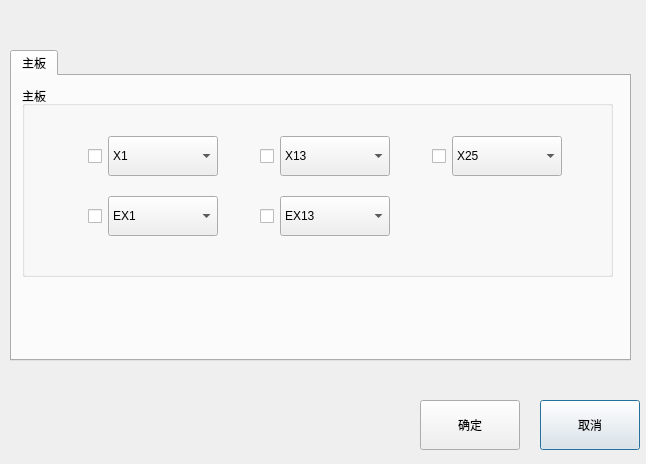
This is dialogs/ioportdialog.ui in Jade-yun/MachineTool as Qt 5 draws it before an edit. The edited form follows.
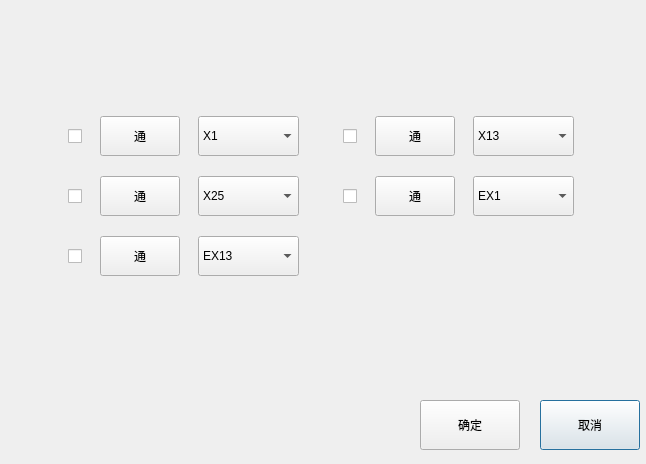
This is the edited form. The open tabs and pages were chosen to show the change. Custom widgets are drawn as their Qt base class.

```diff
--- a/dialogs/ioportdialog.ui
+++ b/dialogs/ioportdialog.ui
@@ -19,7 +19,7 @@
      <x>0</x>
      <y>50</y>
      <width>641</width>
-     <height>351</height>
+     <height>341</height>
     </rect>
    </property>
    <property name="currentIndex">
@@ -59,7 +59,7 @@
          <rect>
           <x>30</x>
           <y>50</y>
-          <width>512</width>
+          <width>542</width>
           <height>102</height>
          </rect>
         </property>
@@ -71,7 +71,7 @@
           <widget class="QComboBox" name="coboxMainBoardIn0">
            <property name="minimumSize">
             <size>
-             <width>110</width>
+             <width>120</width>
              <height>40</height>
             </size>
            </property>
@@ -222,7 +222,7 @@
           <widget class="QComboBox" name="coboxMainBoardIn1">
            <property name="minimumSize">
             <size>
-             <width>110</width>
+             <width>120</width>
              <height>40</height>
             </size>
            </property>
@@ -298,7 +298,7 @@
           <widget class="QComboBox" name="coboxMainBoardInExtend1">
            <property name="minimumSize">
             <size>
-             <width>110</width>
+             <width>120</width>
              <height>40</height>
             </size>
            </property>
@@ -424,7 +424,7 @@
           <widget class="QComboBox" name="coboxMainBoardIn2">
            <property name="minimumSize">
             <size>
-             <width>110</width>
+             <width>120</width>
              <height>40</height>
             </size>
            </property>
@@ -500,7 +500,7 @@
           <widget class="QComboBox" name="coboxMainBoardInExtend0">
            <property name="minimumSize">
             <size>
-             <width>110</width>
+             <width>120</width>
              <height>40</height>
             </size>
            </property>
@@ -1092,6 +1092,729 @@
      </widget>
     </widget>
    </widget>
+   <widget class="QWidget" name="pageAxisSearch">
+    <widget class="QWidget" name="layoutWidget_3">
+     <property name="geometry">
+      <rect>
+       <x>30</x>
+       <y>60</y>
+       <width>561</width>
+       <height>172</height>
+      </rect>
+     </property>
+     <layout class="QGridLayout" name="gridLayout_3">
+      <property name="topMargin">
+       <number>6</number>
+      </property>
+      <property name="bottomMargin">
+       <number>6</number>
+      </property>
+      <property name="verticalSpacing">
+       <number>20</number>
+      </property>
+      <item row="0" column="4">
+       <widget class="StateButton" name="AxisSearchIn1button">
+        <property name="minimumSize">
+         <size>
+          <width>0</width>
+          <height>40</height>
+         </size>
+        </property>
+        <property name="maximumSize">
+         <size>
+          <width>80</width>
+          <height>40</height>
+         </size>
+        </property>
+        <property name="font">
+         <font>
+          <family>SimSun</family>
+         </font>
+        </property>
+        <property name="layoutDirection">
+         <enum>Qt::LeftToRight</enum>
+        </property>
+        <property name="styleSheet">
+         <string notr="true"/>
+        </property>
+        <property name="text">
+         <string>通</string>
+        </property>
+        <property name="autoRepeatDelay">
+         <number>300</number>
+        </property>
+        <property name="autoDefault">
+         <bool>false</bool>
+        </property>
+        <property name="flat">
+         <bool>false</bool>
+        </property>
+       </widget>
+      </item>
+      <item row="1" column="0">
+       <widget class="QCheckBox" name="chboxAxisSearchIn2">
+        <property name="minimumSize">
+         <size>
+          <width>40</width>
+          <height>40</height>
+         </size>
+        </property>
+        <property name="maximumSize">
+         <size>
+          <width>40</width>
+          <height>40</height>
+         </size>
+        </property>
+        <property name="layoutDirection">
+         <enum>Qt::RightToLeft</enum>
+        </property>
+        <property name="text">
+         <string/>
+        </property>
+        <property name="autoExclusive">
+         <bool>true</bool>
+        </property>
+       </widget>
+      </item>
+      <item row="0" column="5">
+       <widget class="QComboBox" name="coboxAxisSearchIn1">
+        <property name="minimumSize">
+         <size>
+          <width>100</width>
+          <height>40</height>
+         </size>
+        </property>
+        <property name="maximumSize">
+         <size>
+          <width>101</width>
+          <height>40</height>
+         </size>
+        </property>
+        <item>
+         <property name="text">
+          <string>X13</string>
+         </property>
+        </item>
+        <item>
+         <property name="text">
+          <string>X14</string>
+         </property>
+        </item>
+        <item>
+         <property name="text">
+          <string>X15</string>
+         </property>
+        </item>
+        <item>
+         <property name="text">
+          <string>X16</string>
+         </property>
+        </item>
+        <item>
+         <property name="text">
+          <string>X17</string>
+         </property>
+        </item>
+        <item>
+         <property name="text">
+          <string>X18</string>
+         </property>
+        </item>
+        <item>
+         <property name="text">
+          <string>X19</string>
+         </property>
+        </item>
+        <item>
+         <property name="text">
+          <string>X20</string>
+         </property>
+        </item>
+        <item>
+         <property name="text">
+          <string>X21</string>
+         </property>
+        </item>
+        <item>
+         <property name="text">
+          <string>X22</string>
+         </property>
+        </item>
+        <item>
+         <property name="text">
+          <string>X23</string>
+         </property>
+        </item>
+        <item>
+         <property name="text">
+          <string>X24</string>
+         </property>
+        </item>
+       </widget>
+      </item>
+      <item row="1" column="1">
+       <widget class="StateButton" name="AxisSearchIn2button">
+        <property name="minimumSize">
+         <size>
+          <width>0</width>
+          <height>40</height>
+         </size>
+        </property>
+        <property name="maximumSize">
+         <size>
+          <width>80</width>
+          <height>40</height>
+         </size>
+        </property>
+        <property name="font">
+         <font>
+          <family>SimSun</family>
+         </font>
+        </property>
+        <property name="layoutDirection">
+         <enum>Qt::LeftToRight</enum>
+        </property>
+        <property name="styleSheet">
+         <string notr="true"/>
+        </property>
+        <property name="text">
+         <string>通</string>
+        </property>
+        <property name="autoRepeatDelay">
+         <number>300</number>
+        </property>
+        <property name="autoDefault">
+         <bool>false</bool>
+        </property>
+        <property name="flat">
+         <bool>false</bool>
+        </property>
+       </widget>
+      </item>
+      <item row="0" column="0">
+       <widget class="QCheckBox" name="chboxAxisSearchIn0">
+        <property name="minimumSize">
+         <size>
+          <width>40</width>
+          <height>40</height>
+         </size>
+        </property>
+        <property name="maximumSize">
+         <size>
+          <width>40</width>
+          <height>40</height>
+         </size>
+        </property>
+        <property name="layoutDirection">
+         <enum>Qt::RightToLeft</enum>
+        </property>
+        <property name="text">
+         <string/>
+        </property>
+        <property name="autoExclusive">
+         <bool>true</bool>
+        </property>
+       </widget>
+      </item>
+      <item row="0" column="3">
+       <widget class="QCheckBox" name="chboxAxisSearchIn1">
+        <property name="minimumSize">
+         <size>
+          <width>40</width>
+          <height>40</height>
+         </size>
+        </property>
+        <property name="maximumSize">
+         <size>
+          <width>40</width>
+          <height>40</height>
+         </size>
+        </property>
+        <property name="layoutDirection">
+         <enum>Qt::RightToLeft</enum>
+        </property>
+        <property name="text">
+         <string/>
+        </property>
+        <property name="autoExclusive">
+         <bool>true</bool>
+        </property>
+       </widget>
+      </item>
+      <item row="0" column="2">
+       <widget class="QComboBox" name="coboxAxisSearchIn0">
+        <property name="minimumSize">
+         <size>
+          <width>100</width>
+          <height>40</height>
+         </size>
+        </property>
+        <property name="maximumSize">
+         <size>
+          <width>101</width>
+          <height>40</height>
+         </size>
+        </property>
+        <item>
+         <property name="text">
+          <string>X1</string>
+         </property>
+        </item>
+        <item>
+         <property name="text">
+          <string>X2</string>
+         </property>
+        </item>
+        <item>
+         <property name="text">
+          <string>X3</string>
+         </property>
+        </item>
+        <item>
+         <property name="text">
+          <string>X4</string>
+         </property>
+        </item>
+        <item>
+         <property name="text">
+          <string>X5</string>
+         </property>
+        </item>
+        <item>
+         <property name="text">
+          <string>X6</string>
+         </property>
+        </item>
+        <item>
+         <property name="text">
+          <string>X7</string>
+         </property>
+        </item>
+        <item>
+         <property name="text">
+          <string>X8</string>
+         </property>
+        </item>
+        <item>
+         <property name="text">
+          <string>X9</string>
+         </property>
+        </item>
+        <item>
+         <property name="text">
+          <string>X10</string>
+         </property>
+        </item>
+        <item>
+         <property name="text">
+          <string>X11</string>
+         </property>
+        </item>
+        <item>
+         <property name="text">
+          <string>X12</string>
+         </property>
+        </item>
+       </widget>
+      </item>
+      <item row="0" column="1">
+       <widget class="StateButton" name="AxisSearchIn0button">
+        <property name="minimumSize">
+         <size>
+          <width>0</width>
+          <height>40</height>
+         </size>
+        </property>
+        <property name="maximumSize">
+         <size>
+          <width>80</width>
+          <height>40</height>
+         </size>
+        </property>
+        <property name="font">
+         <font>
+          <family>SimSun</family>
+         </font>
+        </property>
+        <property name="layoutDirection">
+         <enum>Qt::LeftToRight</enum>
+        </property>
+        <property name="styleSheet">
+         <string notr="true"/>
+        </property>
+        <property name="text">
+         <string>通</string>
+        </property>
+        <property name="autoRepeatDelay">
+         <number>300</number>
+        </property>
+        <property name="autoDefault">
+         <bool>false</bool>
+        </property>
+        <property name="flat">
+         <bool>false</bool>
+        </property>
+       </widget>
+      </item>
+      <item row="2" column="0">
+       <widget class="QCheckBox" name="chboxAxisSearchExIn1">
+        <property name="minimumSize">
+         <size>
+          <width>40</width>
+          <height>40</height>
+         </size>
+        </property>
+        <property name="maximumSize">
+         <size>
+          <width>40</width>
+          <height>40</height>
+         </size>
+        </property>
+        <property name="layoutDirection">
+         <enum>Qt::RightToLeft</enum>
+        </property>
+        <property name="text">
+         <string/>
+        </property>
+        <property name="autoExclusive">
+         <bool>true</bool>
+        </property>
+       </widget>
+      </item>
+      <item row="2" column="2">
+       <widget class="QComboBox" name="coboxAxisSearchExIn1">
+        <property name="minimumSize">
+         <size>
+          <width>100</width>
+          <height>40</height>
+         </size>
+        </property>
+        <property name="maximumSize">
+         <size>
+          <width>101</width>
+          <height>40</height>
+         </size>
+        </property>
+        <item>
+         <property name="text">
+          <string>EX13</string>
+         </property>
+        </item>
+        <item>
+         <property name="text">
+          <string>EX14</string>
+         </property>
+        </item>
+        <item>
+         <property name="text">
+          <string>EX15</string>
+         </property>
+        </item>
+        <item>
+         <property name="text">
+          <string>EX16</string>
+         </property>
+        </item>
+        <item>
+         <property name="text">
+          <string>EX17</string>
+         </property>
+        </item>
+        <item>
+         <property name="text">
+          <string>EX18</string>
+         </property>
+        </item>
+        <item>
+         <property name="text">
+          <string>EX19</string>
+         </property>
+        </item>
+        <item>
+         <property name="text">
+          <string>EX20</string>
+         </property>
+        </item>
+        <item>
+         <property name="text">
+          <string>EX21</string>
+         </property>
+        </item>
+        <item>
+         <property name="text">
+          <string>EX22</string>
+         </property>
+        </item>
+        <item>
+         <property name="text">
+          <string>EX23</string>
+         </property>
+        </item>
+        <item>
+         <property name="text">
+          <string>EX24</string>
+         </property>
+        </item>
+       </widget>
+      </item>
+      <item row="2" column="1">
+       <widget class="StateButton" name="AxisSearchExIn1button">
+        <property name="minimumSize">
+         <size>
+          <width>0</width>
+          <height>40</height>
+         </size>
+        </property>
+        <property name="maximumSize">
+         <size>
+          <width>80</width>
+          <height>40</height>
+         </size>
+        </property>
+        <property name="font">
+         <font>
+          <family>SimSun</family>
+         </font>
+        </property>
+        <property name="layoutDirection">
+         <enum>Qt::LeftToRight</enum>
+        </property>
+        <property name="styleSheet">
+         <string notr="true"/>
+        </property>
+        <property name="text">
+         <string>通</string>
+        </property>
+        <property name="autoRepeatDelay">
+         <number>300</number>
+        </property>
+        <property name="autoDefault">
+         <bool>false</bool>
+        </property>
+        <property name="flat">
+         <bool>false</bool>
+        </property>
+       </widget>
+      </item>
+      <item row="1" column="3">
+       <widget class="QCheckBox" name="chboxAxisSearchExIn0">
+        <property name="minimumSize">
+         <size>
+          <width>40</width>
+          <height>40</height>
+         </size>
+        </property>
+        <property name="maximumSize">
+         <size>
+          <width>40</width>
+          <height>40</height>
+         </size>
+        </property>
+        <property name="layoutDirection">
+         <enum>Qt::RightToLeft</enum>
+        </property>
+        <property name="text">
+         <string/>
+        </property>
+        <property name="autoExclusive">
+         <bool>true</bool>
+        </property>
+       </widget>
+      </item>
+      <item row="1" column="4">
+       <widget class="StateButton" name="AxisSearchExIn0button">
+        <property name="minimumSize">
+         <size>
+          <width>0</width>
+          <height>40</height>
+         </size>
+        </property>
+        <property name="maximumSize">
+         <size>
+          <width>80</width>
+          <height>40</height>
+         </size>
+        </property>
+        <property name="font">
+         <font>
+          <family>SimSun</family>
+         </font>
+        </property>
+        <property name="layoutDirection">
+         <enum>Qt::LeftToRight</enum>
+        </property>
+        <property name="styleSheet">
+         <string notr="true"/>
+        </property>
+        <property name="text">
+         <string>通</string>
+        </property>
+        <property name="autoRepeatDelay">
+         <number>300</number>
+        </property>
+        <property name="autoDefault">
+         <bool>false</bool>
+        </property>
+        <property name="flat">
+         <bool>false</bool>
+        </property>
+       </widget>
+      </item>
+      <item row="1" column="5">
+       <widget class="QComboBox" name="coboxAxisSearchExIn0">
+        <property name="minimumSize">
+         <size>
+          <width>100</width>
+          <height>40</height>
+         </size>
+        </property>
+        <property name="maximumSize">
+         <size>
+          <width>101</width>
+          <height>40</height>
+         </size>
+        </property>
+        <item>
+         <property name="text">
+          <string>EX1</string>
+         </property>
+        </item>
+        <item>
+         <property name="text">
+          <string>EX2</string>
+         </property>
+        </item>
+        <item>
+         <property name="text">
+          <string>EX3</string>
+         </property>
+        </item>
+        <item>
+         <property name="text">
+          <string>EX4</string>
+         </property>
+        </item>
+        <item>
+         <property name="text">
+          <string>EX5</string>
+         </property>
+        </item>
+        <item>
+         <property name="text">
+          <string>EX6</string>
+         </property>
+        </item>
+        <item>
+         <property name="text">
+          <string>EX7</string>
+         </property>
+        </item>
+        <item>
+         <property name="text">
+          <string>EX8</string>
+         </property>
+        </item>
+        <item>
+         <property name="text">
+          <string>EX9</string>
+         </property>
+        </item>
+        <item>
+         <property name="text">
+          <string>EX10</string>
+         </property>
+        </item>
+        <item>
+         <property name="text">
+          <string>EX11</string>
+         </property>
+        </item>
+        <item>
+         <property name="text">
+          <string>EX12</string>
+         </property>
+        </item>
+       </widget>
+      </item>
+      <item row="1" column="2">
+       <widget class="QComboBox" name="coboxAxisSearchIn2">
+        <property name="minimumSize">
+         <size>
+          <width>100</width>
+          <height>40</height>
+         </size>
+        </property>
+        <property name="maximumSize">
+         <size>
+          <width>101</width>
+          <height>40</height>
+         </size>
+        </property>
+        <item>
+         <property name="text">
+          <string>X25</string>
+         </property>
+        </item>
+        <item>
+         <property name="text">
+          <string>X26</string>
+         </property>
+        </item>
+        <item>
+         <property name="text">
+          <string>X27</string>
+         </property>
+        </item>
+        <item>
+         <property name="text">
+          <string>X28</string>
+         </property>
+        </item>
+        <item>
+         <property name="text">
+          <string>X29</string>
+         </property>
+        </item>
+        <item>
+         <property name="text">
+          <string>X30</string>
+         </property>
+        </item>
+        <item>
+         <property name="text">
+          <string>X31</string>
+         </property>
+        </item>
+        <item>
+         <property name="text">
+          <string>X32</string>
+         </property>
+        </item>
+        <item>
+         <property name="text">
+          <string>X33</string>
+         </property>
+        </item>
+        <item>
+         <property name="text">
+          <string>X34</string>
+         </property>
+        </item>
+        <item>
+         <property name="text">
+          <string>X35</string>
+         </property>
+        </item>
+        <item>
+         <property name="text">
+          <string>X36</string>
+         </property>
+        </item>
+       </widget>
+      </item>
+     </layout>
+    </widget>
+   </widget>
   </widget>
   <widget class="QPushButton" name="btnCancel">
    <property name="geometry">
@@ -1120,6 +1843,13 @@
    </property>
   </widget>
  </widget>
+ <customwidgets>
+  <customwidget>
+   <class>StateButton</class>
+   <extends>QPushButton</extends>
+   <header>statebutton.h</header>
+  </customwidget>
+ </customwidgets>
  <resources/>
  <connections/>
 </ui>
```
Left out of the diff: 14 changed lines with no effect on the pictures.
